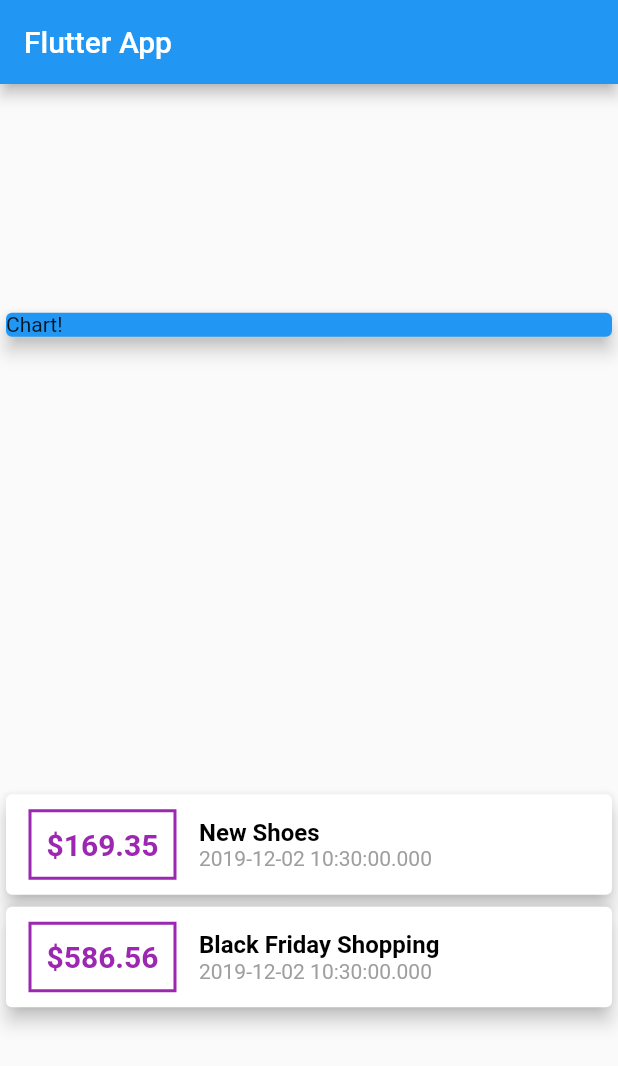
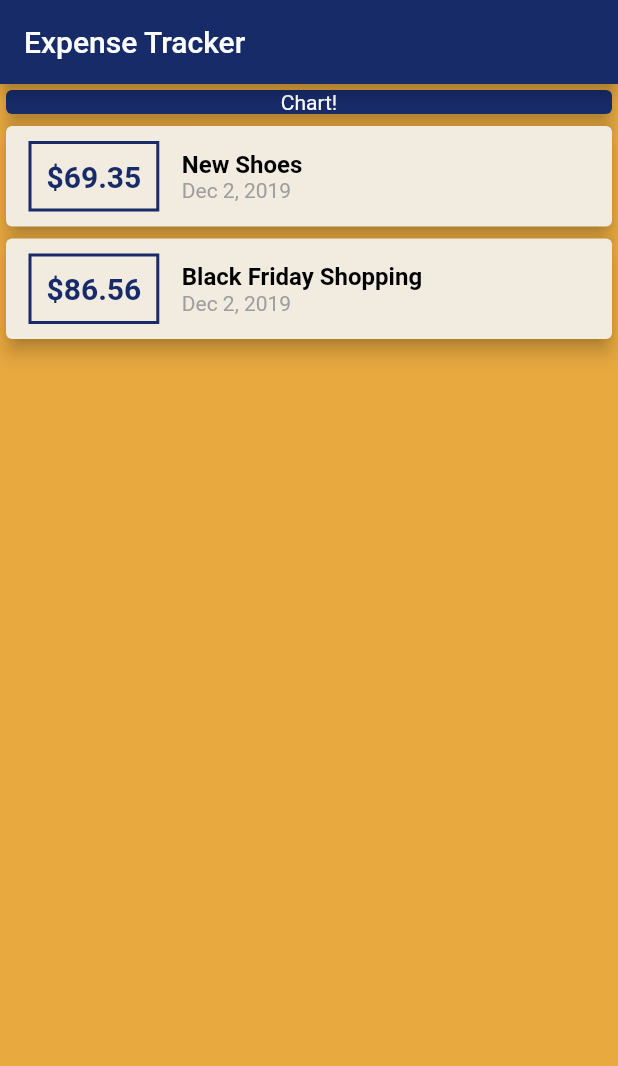
Before and after one commit to SuvrangshuBarua/ExpenseTracker, a Flutter app: the screen it shows after launch, on a phone screen of 412 x 824 dp. Shown: the top 1066 px of the screen. Run offline on Flutter 3.47's test engine with Material 2 defaults, Android fonts, the phone set to English and light mode, and no system bars.

Commit message:
Third commit

```diff
--- a/expense_tracker/lib/main.dart
+++ b/expense_tracker/lib/main.dart
@@ -1,15 +1,18 @@
 import 'package:expense_tracker/transaction.dart';
 import 'package:flutter/material.dart';
+import 'package:intl/intl.dart';
 
 void main() => runApp(MyApp());
+const PrimaryColor = const Color(0xff172b69);
 
 class MyApp extends StatelessWidget {
   @override
   Widget build(BuildContext context) {
     return MaterialApp(
+      debugShowCheckedModeBanner: false,
       title: 'Flutter Demo',
       theme: ThemeData(
-        primarySwatch: Colors.blue,
+        primaryColor: PrimaryColor,
       ),
       home: MyHomePage(),
     );
@@ -21,35 +24,47 @@ class MyHomePage extends StatelessWidget {
     Transaction(
       id: 't1',
       title: 'New Shoes',
-      amount: 169.35,
+      amount: 69.35,
       date: DateTime.now(),
     ),
     Transaction(
       id: 't2',
       title: 'Black Friday Shopping',
-      amount: 586.56,
+      amount: 86.56,
       date: DateTime.now(),
     )
   ];
   @override
   Widget build(BuildContext context) {
     return Scaffold(
-      appBar: AppBar(title: Text('Flutter App')),
+      backgroundColor: Color(0xffe8a93f),
+      appBar: AppBar(
+        backgroundColor: PrimaryColor,
+        title: Text('Expense Tracker'),
+      ),
       body: Column(
-        mainAxisAlignment: MainAxisAlignment.spaceAround,
+        mainAxisAlignment: MainAxisAlignment.start,
         crossAxisAlignment: CrossAxisAlignment.stretch,
         children: <Widget>[
           Container(
             width: double.infinity,
             child: Card(
-              color: Colors.blue,
-              child: Text('Chart!'),
+              color: PrimaryColor,
+              child: Center(
+                child: Text(
+                  'Chart!',
+                  style: TextStyle(
+                    color: Colors.white,
+                  ),
+                ),
+              ),
               elevation: 5,
             ),
           ),
           Column(
             children: transactions.map((tx) {
               return Card(
+                color: Color(0xfff1ebe0),
                 child: Row(
                   children: <Widget>[
                     Container(
@@ -59,7 +74,7 @@ class MyHomePage extends StatelessWidget {
                       ),
                       decoration: BoxDecoration(
                         border: Border.all(
-                          color: Colors.purple,
+                          color: PrimaryColor,
                           width: 2,
                         ),
                       ),
@@ -69,7 +84,7 @@ class MyHomePage extends StatelessWidget {
                         style: TextStyle(
                             fontWeight: FontWeight.bold,
                             fontSize: 20,
-                            color: Colors.purple),
+                            color: PrimaryColor),
                       ),
                     ),
                     Column(
@@ -84,7 +99,7 @@ class MyHomePage extends StatelessWidget {
                           ),
                         ),
                         Text(
-                          tx.date.toString(),
+                          DateFormat.yMMMd().format(tx.date),
                           style: TextStyle(color: Colors.grey),
                         ),
                       ],
```
